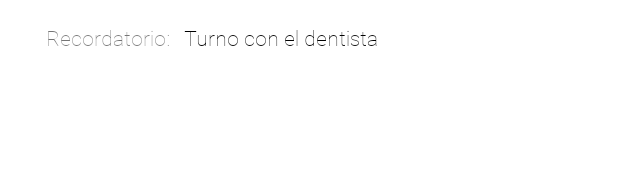
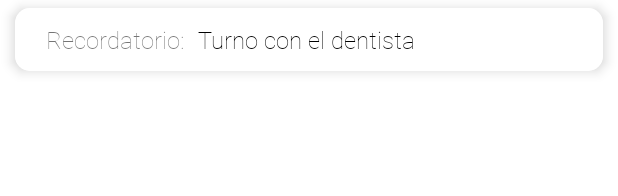
Before and after one commit to RobertoITS/MyScheduleApp, an Android app: the layout event_cell.xml on its own in the app's theme, with its tools: preview values and no code run, on a phone screen of 412 x 824 dp. Shown: the top 196 px of the screen. Run offline under Robolectric (Android 15) with nearby library versions, the phone set to English and light mode, and no system bars.

Commit message:
Various Changes

```diff
--- a/app/build.gradle
+++ b/app/build.gradle
@@ -60,4 +60,7 @@ dependencies {
     implementation "androidx.lifecycle:lifecycle-viewmodel-ktx:$lifecycle_version"
     implementation "androidx.lifecycle:lifecycle-livedata-ktx:$lifecycle_version"
 
+    //Swipe decoration
+    implementation 'com.github.xabaras:RecyclerViewSwipeDecorator:1.3'
+
 }
--- a/app/src/main/java/com/example/myscheduleapp/fragments/newtask/calendar/CalendarFragment.kt
+++ b/app/src/main/java/com/example/myscheduleapp/fragments/newtask/calendar/CalendarFragment.kt
@@ -92,7 +92,7 @@ class CalendarFragment : Fragment(), CalendarAdapter.OnItemListener {
                 R.anim.fade_in,
                 R.anim.fade_out
             )
-                ?.replace(R.id.frag, WeekFragment())
+                ?.replace(R.id.calendarFrag, WeekFragment())
                 ?.commit()
         }
 
--- a/app/src/main/res/layout/event_cell.xml
+++ b/app/src/main/res/layout/event_cell.xml
@@ -1,5 +1,5 @@
 <?xml version="1.0" encoding="utf-8"?>
-<FrameLayout xmlns:android="http://schemas.android.com/apk/res/android"
+<androidx.cardview.widget.CardView xmlns:android="http://schemas.android.com/apk/res/android"
     xmlns:app="http://schemas.android.com/apk/res-auto"
     android:orientation="vertical"
     android:layout_width="match_parent"
@@ -8,35 +8,6 @@
     app:cardCornerRadius="10dp"
     android:layout_marginTop="5dp"
     android:layout_marginHorizontal="10dp">
-
-        <RelativeLayout
-            android:id="@+id/delete_background"
-            android:layout_width="match_parent"
-            android:layout_height="match_parent"
-            android:background="#f44336">
-
-            <ImageView
-                android:id="@+id/delete_icon"
-                android:layout_width="30dp"
-                android:layout_height="30dp"
-                android:layout_alignParentRight="true"
-                android:layout_centerVertical="true"
-                android:layout_marginRight="10dp"
-                android:contentDescription="@string/app_name"
-                android:src="@drawable/button_delete"/>
-
-            <TextView
-                android:layout_width="match_parent"
-                android:layout_height="wrap_content"
-                android:layout_centerVertical="true"
-                android:layout_marginRight="10dp"
-                android:layout_toStartOf="@id/delete_icon"
-                android:layout_toLeftOf="@+id/delete_icon"
-                android:text="ELIMINAR"
-                android:textColor="#fff"
-                android:textSize="13sp"/>
-
-        </RelativeLayout>
 
         <LinearLayout
             android:id="@+id/event_card"
@@ -52,10 +23,11 @@
 
                 <TextView
                     android:layout_width="wrap_content"
-                    android:layout_height="40dp"
+                    android:layout_height="wrap_content"
                     android:gravity="center"
                     android:layout_marginStart="20dp"
-                    android:text="Recordatorio:"/>
+                    android:text="Recordatorio:"
+                    android:layout_marginVertical="10dp"/>
 
                 <TextView
                     android:id="@+id/eventCell"
@@ -64,20 +36,21 @@
                     android:gravity="center"
                     android:textColor="@color/black"
                     android:layout_marginStart="10dp"
-                    android:text="Turno con el dentista"/>
+                    android:text="Turno con el dentista"
+                    android:layout_marginVertical="10dp"/>
 
             </LinearLayout>
 
             <LinearLayout
                 android:id="@+id/hiddenContainer"
                 android:layout_width="match_parent"
-                android:layout_height="wrap_content"
+                android:layout_height="match_parent"
                 android:orientation="vertical"
                 android:visibility="gone">
 
                 <LinearLayout
-                    android:layout_width="wrap_content"
-                    android:layout_height="40dp"
+                    android:layout_width="match_parent"
+                    android:layout_height="wrap_content"
                     android:orientation="horizontal">
 
                     <TextView
@@ -85,73 +58,45 @@
                         android:layout_height="wrap_content"
                         android:gravity="center"
                         android:text="Fecha:"
-                        android:layout_marginStart="20dp"/>
+                        android:layout_marginStart="20dp"
+                        android:layout_marginVertical="10dp"/>
 
                     <TextView
                         android:id="@+id/dateCell"
                         android:layout_width="match_parent"
                         android:layout_height="match_parent"
-                        android:gravity="center"
                         android:layout_marginStart="10dp"
-                        android:text="13/12/2021"/>
+                        android:text="13/12/2021"
+                        android:layout_marginVertical="10dp"/>
 
                 </LinearLayout>
 
                 <LinearLayout
-                    android:layout_width="wrap_content"
-                    android:layout_height="40dp"
+                    android:layout_width="match_parent"
+                    android:layout_height="match_parent"
                     android:orientation="horizontal">
 
                     <TextView
-                        android:layout_width="match_parent"
-                        android:layout_height="match_parent"
+                        android:layout_width="wrap_content"
+                        android:layout_height="wrap_content"
                         android:gravity="center"
                         android:text="Hora:"
-                        android:layout_marginStart="20dp"/>
+                        android:layout_marginStart="20dp"
+                        android:layout_marginVertical="10dp"/>
 
                     <TextView
                         android:id="@+id/hourCell"
-                        android:layout_width="match_parent"
-                        android:layout_height="match_parent"
+                        android:layout_width="wrap_content"
+                        android:layout_height="wrap_content"
                         android:gravity="center"
                         android:text="8:00am"
-                        android:layout_marginStart="10dp"/>
+                        android:layout_marginStart="10dp"
+                        android:layout_marginVertical="10dp"/>
 
                 </LinearLayout>
-                <androidx.constraintlayout.widget.ConstraintLayout
-                    android:layout_width="match_parent"
-                    android:layout_height="wrap_content">
-
-                    <com.google.android.material.floatingactionbutton.FloatingActionButton
-                        android:id="@+id/delete"
-                        android:layout_width="45dp"
-                        android:layout_height="wrap_content"
-                        app:layout_constraintTop_toTopOf="parent"
-                        app:layout_constraintStart_toStartOf="parent"
-                        android:layout_marginStart="30dp"
-                        app:layout_constraintBottom_toBottomOf="parent"
-                        android:layout_marginVertical="10dp"
-                        android:elevation="10dp"
-                        android:foreground="@drawable/button_delete"
-                        />
-
-                    <com.google.android.material.floatingactionbutton.FloatingActionButton
-                        android:id="@+id/ok"
-                        android:layout_width="wrap_content"
-                        android:layout_height="45dp"
-                        app:layout_constraintTop_toTopOf="parent"
-                        app:layout_constraintEnd_toEndOf="parent"
-                        android:layout_marginEnd="30dp"
-                        app:layout_constraintBottom_toBottomOf="parent"
-                        android:layout_marginVertical="10dp"
-                        android:elevation="10dp"
-                        android:foreground="@drawable/bottom_nav_icon_done_task"/>
-
-                </androidx.constraintlayout.widget.ConstraintLayout>
-
 
             </LinearLayout>
 
         </LinearLayout>
 
-</FrameLayout>
+</androidx.cardview.widget.CardView>
--- a/app/src/main/res/layout/fragment_done_task.xml
+++ b/app/src/main/res/layout/fragment_done_task.xml
@@ -3,7 +3,7 @@
     xmlns:tools="http://schemas.android.com/tools"
     android:layout_width="match_parent"
     android:layout_height="match_parent"
-    tools:context=".DoneTaskFragment"
+    tools:context=".fragments.donetask.DoneTaskFragment"
     android:background="@drawable/background_done_task">
 
 
--- a/app/src/main/res/values/colors.xml
+++ b/app/src/main/res/values/colors.xml
@@ -14,4 +14,6 @@
     <color name="doneTask">#5B37B7</color>
     <color name="others">#E6A919</color>
     <color name="gray">#ACA8A7</color>
+    <color name="ok_background">#048300</color>
+    <color name="delete_background">#f44336</color>
 </resources>
--- a/app/src/main/res/values/themes.xml
+++ b/app/src/main/res/values/themes.xml
@@ -14,6 +14,7 @@
         <!-- Customize your theme here. -->
         <item name="android:windowContentTransitions">true</item>
         <item name="fontFamily">@font/roboto_thin</item>
+        <item name="android:textSize">16dp</item>
         <item name="android:windowFullscreen">true</item>
     </style>
 </resources>
--- a/build.gradle
+++ b/build.gradle
@@ -21,6 +21,7 @@ buildscript {
     dependencies {
         classpath 'com.android.tools.build:gradle:7.0.4'
         classpath "org.jetbrains.kotlin:kotlin-gradle-plugin:1.6.0"
+        classpath 'com.github.dcendents:android-maven-gradle-plugin:1.4.1'
 
         // NOTE: Do not place your application dependencies here; they belong
         // in the individual module build.gradle files
--- a/settings.gradle
+++ b/settings.gradle
@@ -4,6 +4,7 @@ dependencyResolutionManagement {
         google()
         mavenCentral()
         jcenter() // Warning: this repository is going to shut down soon
+        maven { url 'https://jitpack.io' }
     }
 }
 rootProject.name = "MyScheduleApp"
```
Also changed, not shown: app/src/main/java/com/example/myscheduleapp/CallBackItemTouch.kt (deleted, +0 -8 lines), app/src/main/java/com/example/myscheduleapp/MyItemTouchHelperCallback.kt (deleted, +0 -99 lines), app/src/main/java/com/example/myscheduleapp/SwipeGesture.kt (added, +48 -0 lines), app/src/main/java/com/example/myscheduleapp/fragments/mytask/MyTaskFragment.kt (+24 -25 lines), app/src/main/java/com/example/myscheduleapp/fragments/mytask/adapter/EventAdapter.kt (+19 -19 lines), app/src/main/java/com/example/myscheduleapp/mainactivity/MainActivity.kt (+55 -15 lines), app/src/main/res/layout/activity_main.xml (+30 -0 lines).
